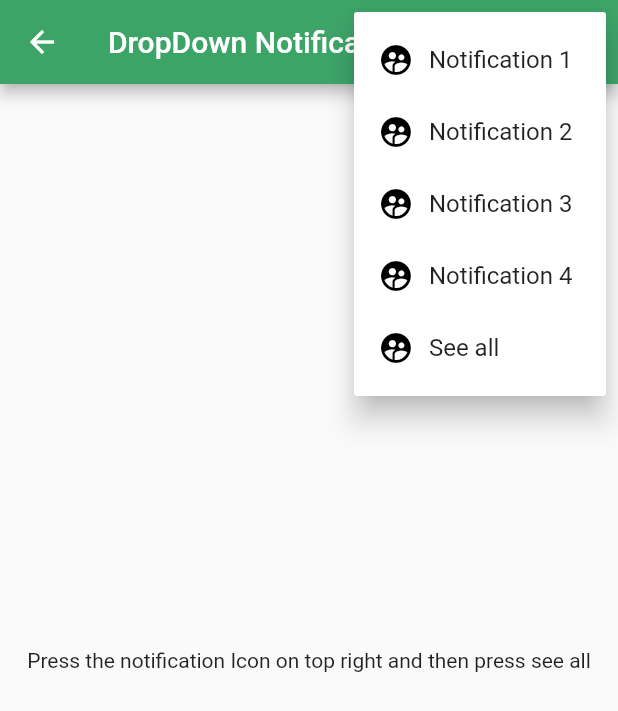
After one commit to Enigma04/palisadoes_proposal, a Flutter app: the DropDownNotification screen opened directly, after a tap on the "notifications" icon, on a phone screen of 412 x 824 dp. The commit adds this screen. Shown: the top 711 px of the screen. Run offline on Flutter 3.47's test engine with Material 2 defaults, Android fonts, the phone set to English and light mode, and no system bars; our stand-ins replace adaptive_theme; missing offline and left inert: polls.

Commit message:
added a very basic notification UI

```diff
--- a/lib/views/dark_theme switching.dart
+++ b/lib/views/dark_theme switching.dart
@@ -14,6 +14,7 @@ class _DarkThemeState extends State<DarkTheme> {
       data: Theme.of(context),
       child: Scaffold(
         appBar: AppBar(
+          backgroundColor: Color(0xff3DA468),
           title: Text('Adaptive Theme Demo'),
         ),
         body: SizedBox.expand(
--- a/lib/views/homeView.dart
+++ b/lib/views/homeView.dart
@@ -2,6 +2,7 @@ import 'package:flutter/material.dart';
 import 'package:multipage_form_test/views/dark_theme%20switching.dart';
 import 'package:multipage_form_test/views/longpress_preview.dart';
 import 'package:multipage_form_test/views/newsfeed_post.dart';
+import 'package:multipage_form_test/views/notification_test.dart';
 import 'package:multipage_form_test/views/polls.dart';
 
 class HomeView extends StatelessWidget {
@@ -9,6 +10,7 @@ class HomeView extends StatelessWidget {
   Widget build(BuildContext context) {
     return Scaffold(
       appBar: AppBar(
+        backgroundColor: Color(0xff3DA468),
         title: Text("Talawa GSoC Proposal"),
       ),
       body: SingleChildScrollView(
@@ -57,6 +59,16 @@ class HomeView extends StatelessWidget {
                 child: Text("Dark Theme",style: TextStyle(fontSize: 35),),
               ),
             ),
+            SizedBox(height: 10,),
+            GestureDetector(
+              onTap: ()=> Navigator.push(context, MaterialPageRoute(builder: (context)=> DropDownNotification())),
+              child: Container(
+                color: Colors.purple,
+                height: 50,
+                width: 420,
+                child: Text("Notification bell and full sized list",style: TextStyle(fontSize: 25),),
+              ),
+            ),
           ],
         ),
       ),
--- a/lib/views/longpress_preview.dart
+++ b/lib/views/longpress_preview.dart
@@ -16,6 +16,7 @@ class _LongPressPreviewState extends State<LongPressPreview> {
     return Scaffold(
       appBar: AppBar(
         title: Text("Long press preview demo"),
+        backgroundColor: Color(0xff3DA468),
       ),
       body: Stack(
         children: [
--- a/lib/views/newsfeed.dart
+++ b/lib/views/newsfeed.dart
@@ -94,6 +94,7 @@ class _NewsFeedState extends State<NewsFeed> {
     return Scaffold(
         appBar: AppBar(
           title: Text("Newsfeed demo"),
+          backgroundColor: Color(0xff3DA468),
         ),
         body: ListView.builder(
             itemCount: posts.length - 1,
--- a/lib/views/newsfeed_post.dart
+++ b/lib/views/newsfeed_post.dart
@@ -25,6 +25,7 @@ class _PostState extends State<Post> {
     return Scaffold(
       appBar: AppBar(
         title: Text("Newsfeed demo"),
+        backgroundColor: Color(0xff3DA468),
       ),
       body: Column(
         children: [
--- /dev/null
+++ b/lib/views/notification_test.dart
@@ -0,0 +1,127 @@
+import 'package:flutter/material.dart';
+
+class DropDownNotification extends StatefulWidget {
+  @override
+  _DropDownNotificationState createState() => _DropDownNotificationState();
+}
+
+class _DropDownNotificationState extends State<DropDownNotification> {
+  bool seeAll;
+  @override
+  void initState() {
+    // TODO: implement initState
+    seeAll = false;
+    super.initState();
+  }
+  @override
+  Widget build(BuildContext context) {
+    Card showCards()
+    {
+      for(int i =0; i<=10; i++)[
+        Card(
+      child: ListTile(
+      leading: Icon(Icons.supervised_user_circle),
+    title: Text("Notification ${i+1}"),
+      ),
+      ),
+        SizedBox(
+          height: 10,
+        ),
+      ];
+    }
+    return Scaffold(
+      appBar: AppBar(
+        title: Text('DropDown Notifications'),
+        backgroundColor: Color(0xff3DA468),
+        actions: [
+          PopupMenuButton(
+              itemBuilder: (context)=> [
+                PopupMenuItem(
+                    child: Row(
+                      children: [
+                        Icon(Icons.supervised_user_circle, color: Colors.black,),
+                        Padding(
+                            padding: EdgeInsets.only(left: 10),
+                          child: Text("Notification 1"),
+                        )
+                      ],
+                    )
+                ),
+                PopupMenuItem(
+                    child: Row(
+                      children: [
+                        Icon(Icons.supervised_user_circle, color: Colors.black,),
+                        Padding(
+                          padding: EdgeInsets.only(left: 10),
+                          child: Text("Notification 2"),
+                        )
+                      ],
+                    )
+                ),
+                PopupMenuItem(
+                    child: Row(
+                      children: [
+                        Icon(Icons.supervised_user_circle, color: Colors.black,),
+                        Padding(
+                          padding: EdgeInsets.only(left: 10),
+                          child: Text("Notification 3"),
+                        )
+                      ],
+                    )
+                ),
+                PopupMenuItem(
+                    child: Row(
+                      children: [
+                        Icon(Icons.supervised_user_circle, color: Colors.black,),
+                        Padding(
+                          padding: EdgeInsets.only(left: 10),
+                          child: Text("Notification 4"),
+                        )
+                      ],
+                    )
+                ),
+                PopupMenuItem(
+                    child: GestureDetector(
+                      onTap: (){
+                        setState(() {
+                          seeAll = true;
+                        });
+                      },
+                      child: Row(
+                        children: [
+                          Icon(Icons.supervised_user_circle, color: Colors.black,),
+                          Padding(
+                            padding: EdgeInsets.only(left: 10),
+                            child: Text("See all"),
+                          )
+                        ],
+                      ),
+                    )
+                )
+
+      ],
+            icon: Icon(Icons.notifications, color: Colors.white,),
+          )
+        ],
+      ),
+      body: seeAll == false?
+      Center(
+        child: Text("Press the notification Icon on top right and then press see all"),
+      ):
+          Container(
+            padding: EdgeInsets.only(top: 10),
+            child:ListView.builder(
+              itemCount: 10,
+                itemBuilder: (context, index){
+                  return Card(
+                    child: ListTile(
+                      leading: Icon(Icons.supervised_user_circle),
+                      title: Text("Notification ${index+1}"),
+                    ),
+                  );
+                }
+            )
+            ),
+    );
+  }
+}
--- a/lib/views/polls.dart
+++ b/lib/views/polls.dart
@@ -13,7 +13,9 @@ class _PollState extends State<Poll> {
   double option4 = 3.0;
 
   String user = "rohit@hotmail.com";
-  Map usersWhoVoted = {'batman@gmail.com': 3, 'superman@yahoo.com' : 4, 'wonderwoman@idea.com' : 1, 'flash@mail.com' : 1};
+  Map usersWhoVoted = {
+    'batman@gmail.com': 3, 'superman@yahoo.com' : 4, 'wonderwoman@idea.com' : 1, 'flash@mail.com' : 1
+  };
   String creator = "cyborg@mail.com";
   @override
   Widget build(BuildContext context) {
```
